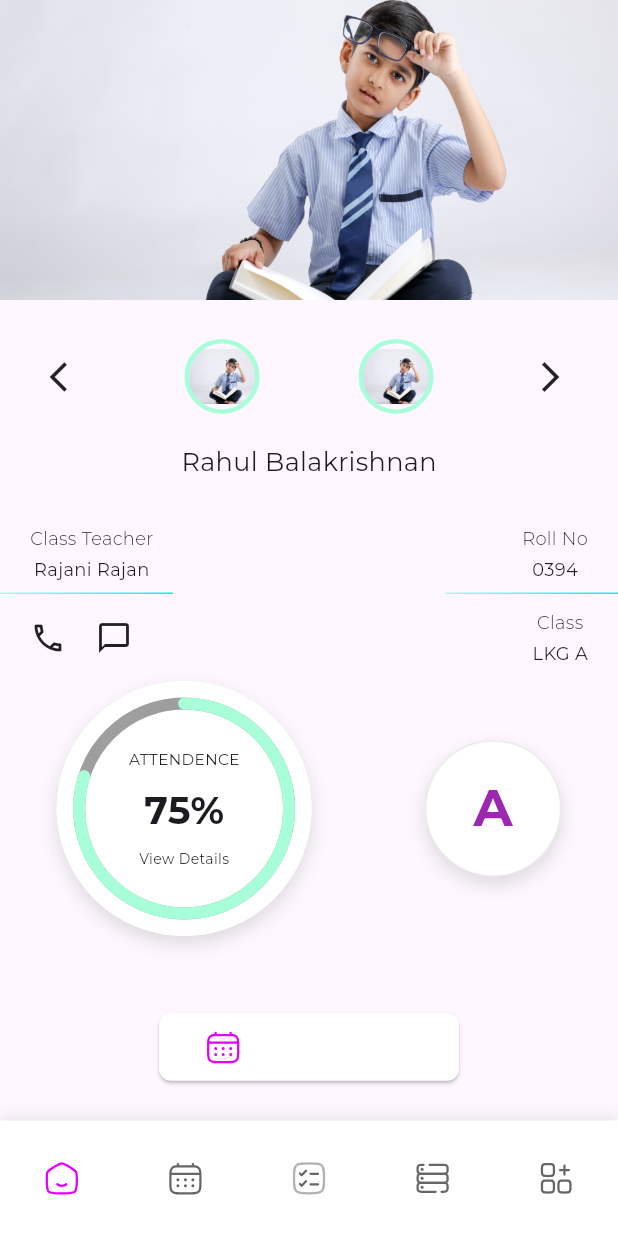
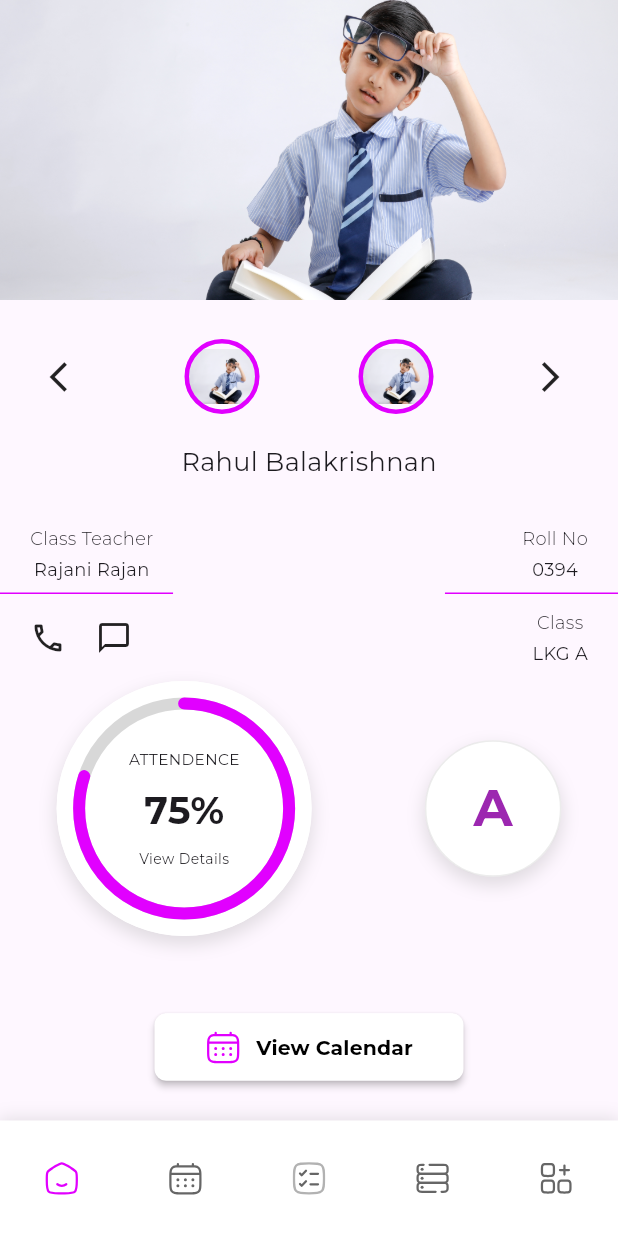
Before and after one commit to akshaykc222/mash_test, a Flutter app: the screen it shows after launch, on a phone screen of 412 x 824 dp. Run offline on Flutter 3.47's test engine with Material 3 defaults, Android fonts, the phone set to English and light mode, and no system bars; our stand-ins replace bloc, cached_network_image, dio, firebase_messaging, fl_chart, flutter_bloc and 9 more; accounts and stored records are empty.

Commit message:
made some change

```diff
--- a/lib/mash/presentation/pages/dashboard/student_dashboard_page.dart
+++ b/lib/mash/presentation/pages/dashboard/student_dashboard_page.dart
@@ -10,8 +10,17 @@ import 'package:mash/mash/presentation/widgets/svg_asset_img.dart';
 import '../../router/app_pages.dart';
 import '../home/widgets/progress_indicator_widget.dart';
 
-class StudentDashboardPage extends StatelessWidget {
-  const StudentDashboardPage({super.key});
+List<String> list = <String>['One', 'Two', 'Three', 'Four'];
+
+class ParentDashBoard extends StatefulWidget {
+  const ParentDashBoard({super.key});
+
+  @override
+  State<ParentDashBoard> createState() => _ParentDashBoardState();
+}
+
+class _ParentDashBoardState extends State<ParentDashBoard> {
+  String dropdownValue = list.first;
 
   @override
   Widget build(BuildContext context) {
@@ -42,16 +51,52 @@ class StudentDashboardPage extends StatelessWidget {
           ),
           _studentDetailWidget(context),
           spacer50,
-          _viewCalenderBtn()
+          _viewCalenderBtn(context),
+          spacer30,
+          Padding(
+            padding: const EdgeInsets.symmetric(horizontal: 25),
+            child: Row(
+              mainAxisAlignment: MainAxisAlignment.spaceBetween,
+              children: [
+                const Text(
+                  AppStrings.perfomance,
+                  style: TextStyle(
+                    fontSize: 17,
+                    letterSpacing: 1.3,
+                    fontWeight: FontWeight.w600,
+                  ),
+                ),
+                DropdownMenu<String>(
+                  menuStyle: MenuStyle(),
+                  initialSelection: list.first,
+                  enableSearch: true,
+                  onSelected: (String? value) {
+                    // This is called when the user selects an item.
+                    setState(() {
+                      dropdownValue = value!;
+                    });
+                  },
+                  dropdownMenuEntries:
+                      list.map<DropdownMenuEntry<String>>((String value) {
+                    return DropdownMenuEntry<String>(
+                        value: value, label: value);
+                  }).toList(),
+                )
+              ],
+            ),
+          )
         ],
       ),
     );
   }
 
-  Widget _viewCalenderBtn() {
+  Widget _viewCalenderBtn(BuildContext context) {
     return ElevatedButton(
       style: ElevatedButton.styleFrom(
-          fixedSize: Size(200, 45), backgroundColor: AppColors.white),
+        fixedSize: Size(SizeUtility(context).width / 2, 45),
+        elevation: 2,
+        backgroundColor: AppColors.white,
+      ),
       onPressed: () {},
       child: Row(
         mainAxisAlignment: MainAxisAlignment.center,
@@ -61,10 +106,11 @@ class StudentDashboardPage extends StatelessWidget {
             color: AppColors.primaryColor,
           ),
           spacerWidth10,
-          const Text(
+          Text(
             AppStrings.viewCalendar,
             style: TextStyle(
               fontSize: 16,
+              color: AppColors.black,
               fontWeight: FontWeight.w700,
             ),
           )
@@ -107,14 +153,14 @@ class StudentDashboardPage extends StatelessWidget {
               height: 1,
               width: SizeUtility(context).width * 0.28,
               decoration: BoxDecoration(
-                gradient: AppColors.lightBlueGradientColors,
+                color: AppColors.primaryColor,
               ),
             ),
             Container(
               height: 1,
               width: SizeUtility(context).width * 0.28,
               decoration: BoxDecoration(
-                gradient: AppColors.lightBlueGradientColors,
+                color: AppColors.primaryColor,
               ),
             )
           ],
@@ -306,12 +352,13 @@ class StudentDashboardPage extends StatelessWidget {
       decoration: BoxDecoration(
         shape: BoxShape.circle,
         border: Border.all(
-            color: AppColors.gradient,
+          color: AppColors.primaryColor,
           width: 3,
         ),
         image: const DecorationImage(
           image: AssetImage('assets/images/student_dummy.png'),
-          )),
+        ),
+      ),
     );
   }
 }
--- a/lib/mash/presentation/pages/home/home_screen.dart
+++ b/lib/mash/presentation/pages/home/home_screen.dart
@@ -31,7 +31,7 @@ class HomeScreen extends StatelessWidget {
   @override
   Widget build(BuildContext context) {
     const screens = [
-      StudentDashboardPage(),
+      ParentDashBoard(),
       TimeTable(),
       HomeWork(),
       LibraryScreen(),
--- a/lib/mash/presentation/pages/home/widgets/progress_indicator_widget.dart
+++ b/lib/mash/presentation/pages/home/widgets/progress_indicator_widget.dart
@@ -52,8 +52,8 @@ class _ProgressIndicatorWidgetState extends State<ProgressIndicatorWidget>
           return widget.progressIndicatorType == ProgressIndicatorType.circular
               ? CircularProgressIndicator(
                   value: initialAnimation.value,
-                  color: AppColors.gradient,
-                  backgroundColor: Colors.grey,
+                  color: AppColors.primaryColor,
+                  backgroundColor: Colors.grey.withOpacity(0.4),
                   strokeWidth: 8,
                   // strokeAlign: BorderSide.strokeAlignInside,
                   strokeCap: StrokeCap.round,
--- a/lib/mash/presentation/utils/app_strings.dart
+++ b/lib/mash/presentation/utils/app_strings.dart
@@ -7,4 +7,5 @@ class AppStrings {
   static const addOnScreenTItle = "ADD ONS";
   static const viewCalendar = 'View Calendar';
   static const addOnExplore = 'Explore';
+  static const perfomance = 'PERFOMANCE';
 }
--- a/lib/widget_test.dart
+++ b/lib/widget_test.dart
@@ -1,9 +1,4 @@
-import 'package:flutter/cupertino.dart';
 import 'package:flutter/material.dart';
-import 'package:flutter/widgets.dart';
-import 'package:freezed_annotation/freezed_annotation.dart';
-import 'package:mash/mash/presentation/pages/dashboard/teacher_screen.dart';
-import 'package:mash/mash/presentation/utils/app_constants.dart';
 
 void main() {
   runApp(const MaterialApp(
--- a/pubspec.yaml
+++ b/pubspec.yaml
@@ -49,3 +49,4 @@ flutter:
   assets:
     - assets/images/
     - assets/icons/
+ test
```
Also changed, not shown: 1 other file. Lines whose indentation alone changed are shown as unchanged.
